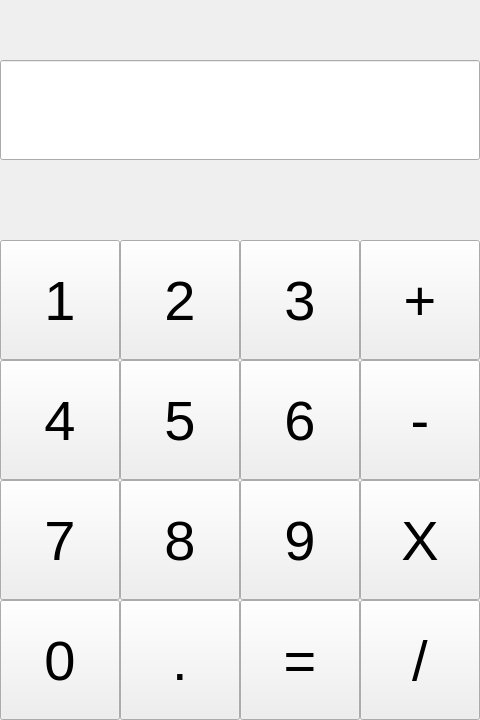
yuu0w0-1009/pyside6_learning, file project02_calculator.ui: the form before one commit.
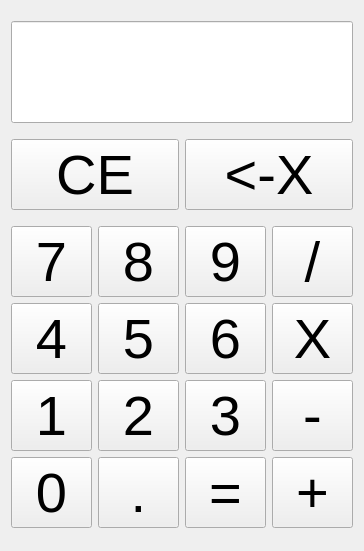
The form after the commit.

Patch:
```diff
--- a/project02_calculator.ui
+++ b/project02_calculator.ui
@@ -6,35 +6,175 @@
    <rect>
     <x>0</x>
     <y>0</y>
-    <width>480</width>
-    <height>720</height>
+    <width>364</width>
+    <height>551</height>
    </rect>
   </property>
   <property name="windowTitle">
    <string>Form</string>
   </property>
+  <layout class="QVBoxLayout" name="verticalLayout_2">
+   <item>
   <widget class="QLineEdit" name="lineEdit">
-   <property name="geometry">
-    <rect>
-     <x>0</x>
-     <y>60</y>
-     <width>480</width>
-     <height>100</height>
-    </rect>
+     <property name="enabled">
+      <bool>true</bool>
+     </property>
+     <property name="font">
+      <font>
+       <pointsize>62</pointsize>
+      </font>
    </property>
    <property name="readOnly">
     <bool>true</bool>
    </property>
   </widget>
-  <widget class="QPushButton" name="pushButton">
-   <property name="geometry">
-    <rect>
-     <x>0</x>
-     <y>240</y>
-     <width>120</width>
-     <height>120</height>
-    </rect>
-   </property>
+   </item>
+   <item>
+    <layout class="QHBoxLayout" name="horizontalLayout_6">
+     <item>
+      <widget class="QPushButton" name="pushButton_CE">
+       <property name="font">
+        <font>
+         <pointsize>42</pointsize>
+        </font>
+       </property>
+       <property name="text">
+        <string>CE</string>
+       </property>
+      </widget>
+     </item>
+     <item>
+      <widget class="QPushButton" name="pushButton_back">
+       <property name="font">
+        <font>
+         <pointsize>42</pointsize>
+        </font>
+       </property>
+       <property name="text">
+        <string>&lt;-X</string>
+       </property>
+      </widget>
+     </item>
+    </layout>
+   </item>
+   <item>
+    <layout class="QVBoxLayout" name="verticalLayout">
+     <item>
+      <layout class="QHBoxLayout" name="horizontalLayout">
+       <item>
+        <widget class="QPushButton" name="pushButton_7">
+         <property name="font">
+          <font>
+           <family>Arial</family>
+           <pointsize>42</pointsize>
+          </font>
+         </property>
+         <property name="text">
+          <string>7</string>
+         </property>
+        </widget>
+       </item>
+       <item>
+        <widget class="QPushButton" name="pushButton_8">
+         <property name="font">
+          <font>
+           <family>Arial</family>
+           <pointsize>42</pointsize>
+          </font>
+         </property>
+         <property name="text">
+          <string>8</string>
+         </property>
+        </widget>
+       </item>
+       <item>
+        <widget class="QPushButton" name="pushButton_9">
+         <property name="font">
+          <font>
+           <family>Arial</family>
+           <pointsize>42</pointsize>
+          </font>
+         </property>
+         <property name="text">
+          <string>9</string>
+         </property>
+        </widget>
+       </item>
+       <item>
+        <widget class="QPushButton" name="pushButton_div">
+         <property name="font">
+          <font>
+           <family>Arial</family>
+           <pointsize>42</pointsize>
+          </font>
+         </property>
+         <property name="text">
+          <string>/</string>
+         </property>
+        </widget>
+       </item>
+      </layout>
+     </item>
+     <item>
+      <layout class="QHBoxLayout" name="horizontalLayout_2">
+       <item>
+        <widget class="QPushButton" name="pushButton_4">
+         <property name="font">
+          <font>
+           <family>Arial</family>
+           <pointsize>42</pointsize>
+          </font>
+         </property>
+         <property name="text">
+          <string>4</string>
+         </property>
+        </widget>
+       </item>
+       <item>
+        <widget class="QPushButton" name="pushButton_5">
+         <property name="font">
+          <font>
+           <family>Arial</family>
+           <pointsize>42</pointsize>
+          </font>
+         </property>
+         <property name="text">
+          <string>5</string>
+         </property>
+        </widget>
+       </item>
+       <item>
+        <widget class="QPushButton" name="pushButton_6">
+         <property name="font">
+          <font>
+           <family>Arial</family>
+           <pointsize>42</pointsize>
+          </font>
+         </property>
+         <property name="text">
+          <string>6</string>
+         </property>
+        </widget>
+       </item>
+       <item>
+        <widget class="QPushButton" name="pushButton_mul">
+         <property name="font">
+          <font>
+           <family>Arial</family>
+           <pointsize>42</pointsize>
+          </font>
+         </property>
+         <property name="text">
+          <string>X</string>
+         </property>
+        </widget>
+       </item>
+      </layout>
+     </item>
+     <item>
+      <layout class="QHBoxLayout" name="horizontalLayout_3">
+       <item>
+        <widget class="QPushButton" name="pushButton_1">
    <property name="font">
     <font>
      <family>Arial</family>
@@ -45,15 +185,9 @@
     <string>1</string>
    </property>
   </widget>
+       </item>
+       <item>
   <widget class="QPushButton" name="pushButton_2">
-   <property name="geometry">
-    <rect>
-     <x>120</x>
-     <y>240</y>
-     <width>120</width>
-     <height>120</height>
-    </rect>
-   </property>
    <property name="font">
     <font>
      <family>Arial</family>
@@ -64,15 +198,9 @@
     <string>2</string>
    </property>
   </widget>
+       </item>
+       <item>
   <widget class="QPushButton" name="pushButton_3">
-   <property name="geometry">
-    <rect>
-     <x>240</x>
-     <y>240</y>
-     <width>120</width>
-     <height>120</height>
-    </rect>
-   </property>
    <property name="font">
     <font>
      <family>Arial</family>
@@ -83,148 +211,9 @@
     <string>3</string>
    </property>
   </widget>
-  <widget class="QPushButton" name="pushButton_4">
-   <property name="geometry">
-    <rect>
-     <x>240</x>
-     <y>360</y>
-     <width>120</width>
-     <height>120</height>
-    </rect>
-   </property>
-   <property name="font">
-    <font>
-     <family>Arial</family>
-     <pointsize>42</pointsize>
-    </font>
-   </property>
-   <property name="text">
-    <string>6</string>
-   </property>
-  </widget>
-  <widget class="QPushButton" name="pushButton_5">
-   <property name="geometry">
-    <rect>
-     <x>120</x>
-     <y>360</y>
-     <width>120</width>
-     <height>120</height>
-    </rect>
-   </property>
-   <property name="font">
-    <font>
-     <family>Arial</family>
-     <pointsize>42</pointsize>
-    </font>
-   </property>
-   <property name="text">
-    <string>5</string>
-   </property>
-  </widget>
-  <widget class="QPushButton" name="pushButton_6">
-   <property name="geometry">
-    <rect>
-     <x>0</x>
-     <y>360</y>
-     <width>120</width>
-     <height>120</height>
-    </rect>
-   </property>
-   <property name="font">
-    <font>
-     <family>Arial</family>
-     <pointsize>42</pointsize>
-    </font>
-   </property>
-   <property name="text">
-    <string>4</string>
-   </property>
-  </widget>
-  <widget class="QPushButton" name="pushButton_7">
-   <property name="geometry">
-    <rect>
-     <x>240</x>
-     <y>480</y>
-     <width>120</width>
-     <height>120</height>
-    </rect>
-   </property>
-   <property name="font">
-    <font>
-     <family>Arial</family>
-     <pointsize>42</pointsize>
-    </font>
-   </property>
-   <property name="text">
-    <string>9</string>
-   </property>
-  </widget>
-  <widget class="QPushButton" name="pushButton_8">
-   <property name="geometry">
-    <rect>
-     <x>0</x>
-     <y>480</y>
-     <width>120</width>
-     <height>120</height>
-    </rect>
-   </property>
-   <property name="font">
-    <font>
-     <family>Arial</family>
-     <pointsize>42</pointsize>
-    </font>
-   </property>
-   <property name="text">
-    <string>7</string>
-   </property>
-  </widget>
-  <widget class="QPushButton" name="pushButton_9">
-   <property name="geometry">
-    <rect>
-     <x>120</x>
-     <y>480</y>
-     <width>120</width>
-     <height>120</height>
-    </rect>
-   </property>
-   <property name="font">
-    <font>
-     <family>Arial</family>
-     <pointsize>42</pointsize>
-    </font>
-   </property>
-   <property name="text">
-    <string>8</string>
-   </property>
-  </widget>
-  <widget class="QPushButton" name="pushButton_10">
-   <property name="geometry">
-    <rect>
-     <x>360</x>
-     <y>240</y>
-     <width>120</width>
-     <height>120</height>
-    </rect>
-   </property>
-   <property name="font">
-    <font>
-     <family>Arial</family>
-     <pointsize>42</pointsize>
-    </font>
-   </property>
-   <property name="text">
-    <string>+</string>
-   </property>
-  </widget>
-  <widget class="QPushButton" name="pushButton_11">
-   <property name="geometry">
-    <rect>
-     <x>360</x>
-     <y>360</y>
-     <width>120</width>
-     <height>120</height>
-    </rect>
-   </property>
+       </item>
+       <item>
+        <widget class="QPushButton" name="pushButton_sub">
    <property name="font">
     <font>
      <family>Arial</family>
@@ -235,34 +224,13 @@
     <string>-</string>
    </property>
   </widget>
-  <widget class="QPushButton" name="pushButton_12">
-   <property name="geometry">
-    <rect>
-     <x>360</x>
-     <y>480</y>
-     <width>120</width>
-     <height>120</height>
-    </rect>
-   </property>
-   <property name="font">
-    <font>
-     <family>Arial</family>
-     <pointsize>42</pointsize>
-    </font>
-   </property>
-   <property name="text">
-    <string>X</string>
-   </property>
-  </widget>
-  <widget class="QPushButton" name="pushButton_13">
-   <property name="geometry">
-    <rect>
-     <x>0</x>
-     <y>600</y>
-     <width>120</width>
-     <height>120</height>
-    </rect>
-   </property>
+       </item>
+      </layout>
+     </item>
+     <item>
+      <layout class="QHBoxLayout" name="horizontalLayout_4">
+       <item>
+        <widget class="QPushButton" name="pushButton_0">
    <property name="font">
     <font>
      <family>Arial</family>
@@ -273,34 +241,9 @@
     <string>0</string>
    </property>
   </widget>
-  <widget class="QPushButton" name="pushButton_14">
-   <property name="geometry">
-    <rect>
-     <x>240</x>
-     <y>600</y>
-     <width>120</width>
-     <height>120</height>
-    </rect>
-   </property>
-   <property name="font">
-    <font>
-     <family>Arial</family>
-     <pointsize>42</pointsize>
-    </font>
-   </property>
-   <property name="text">
-    <string>=</string>
-   </property>
-  </widget>
-  <widget class="QPushButton" name="pushButton_15">
-   <property name="geometry">
-    <rect>
-     <x>120</x>
-     <y>600</y>
-     <width>120</width>
-     <height>120</height>
-    </rect>
-   </property>
+       </item>
+       <item>
+        <widget class="QPushButton" name="pushButton_decimal">
    <property name="font">
     <font>
      <family>Arial</family>
@@ -311,15 +254,22 @@
     <string>.</string>
    </property>
   </widget>
-  <widget class="QPushButton" name="pushButton_16">
-   <property name="geometry">
-    <rect>
-     <x>360</x>
-     <y>600</y>
-     <width>120</width>
-     <height>120</height>
-    </rect>
-   </property>
+       </item>
+       <item>
+        <widget class="QPushButton" name="pushButton_enter">
+         <property name="font">
+          <font>
+           <family>Arial</family>
+           <pointsize>42</pointsize>
+          </font>
+         </property>
+         <property name="text">
+          <string>=</string>
+         </property>
+        </widget>
+       </item>
+       <item>
+        <widget class="QPushButton" name="pushButton_add">
    <property name="font">
     <font>
      <family>Arial</family>
@@ -327,9 +277,18 @@
     </font>
    </property>
    <property name="text">
-    <string>/</string>
-   </property>
-  </widget>
+          <string>+</string>
+         </property>
+        </widget>
+       </item>
+      </layout>
+     </item>
+    </layout>
+   </item>
+   <item>
+    <layout class="QHBoxLayout" name="horizontalLayout_5"/>
+   </item>
+  </layout>
  </widget>
  <resources/>
  <connections/>
```
Left out of the diff: 2 changed lines with no effect on the pictures. Lines whose indentation alone changed are shown as unchanged.
